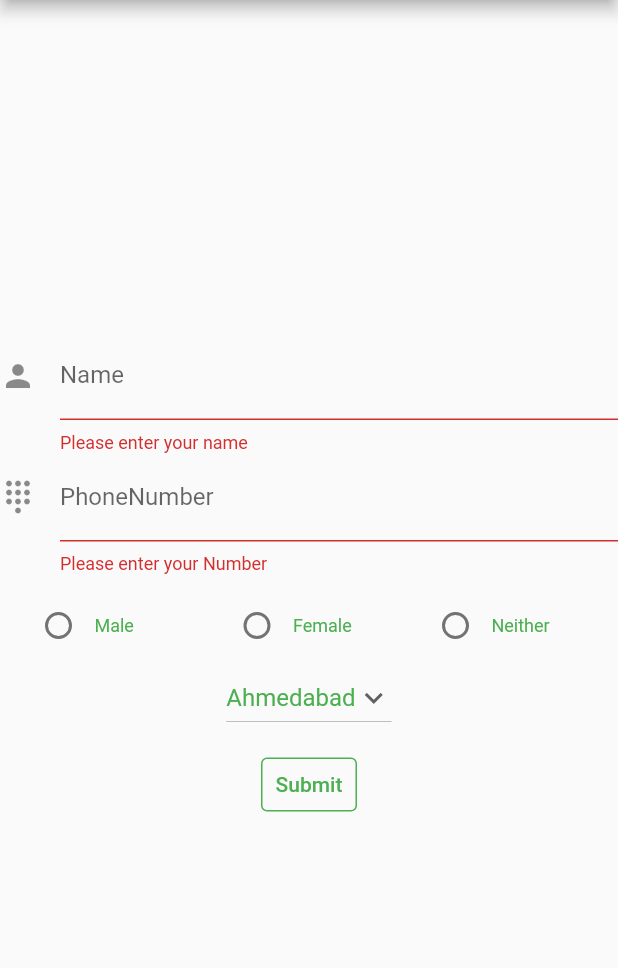
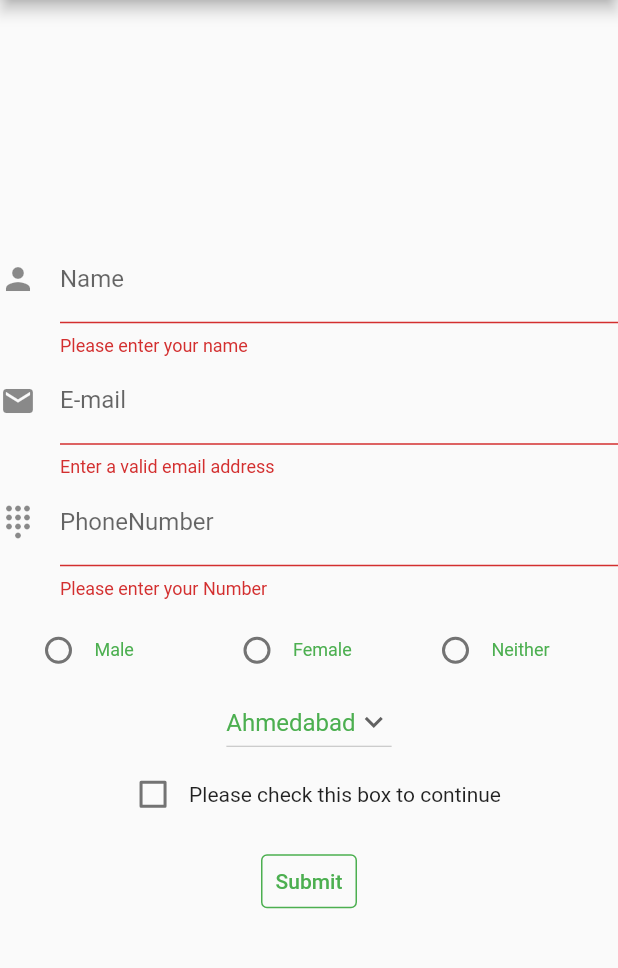
Before and after one commit to meetamin-19/form, a Flutter app: the screen it shows after launch, after a tap on "Submit", on a phone screen of 412 x 824 dp, the part 84-1052 px from its top. Run offline on Flutter 3.47's test engine with Material 2 defaults, Android fonts, the phone set to English and light mode, and no system bars.

```diff
--- a/lib/main.dart
+++ b/lib/main.dart
@@ -1,5 +1,6 @@
 
 import 'package:flutter/material.dart';
+import 'package:flutter/services.dart';
 import 'package:form/secondpage.dart';
 
 import 'models/information.dart';
@@ -40,14 +41,29 @@ class _MyHomePageState extends State<MyHomePage> {
   String dropdownValue = 'Ahmedabad';
   late String name;
   late String number;
+  late String email;
   bool _showError = false;
   final _formKey = GlobalKey<FormState>();
   var items = ["Ahmedabad", "Surat", "Vadodara"];
-
+   bool _ischecked = false;
+  bool _showErrorchckbx = false;
   void _handleGenderChange(String? value) {
     setState(() {
       gender = value!;
     });
+  }
+
+  String? validateEmail(String? value) {
+    // String pattern =
+    //     r"^[a-zA-Z0-9.!#$%&'*+/=?^_`{|}~-]+@[a-zA-Z0-9](?:[a-zA-Z0-9-]"
+    //     r"{0,253}[a-zA-Z0-9])?(?:\.[a-zA-Z0-9](?:[a-zA-Z0-9-]"
+    //     r"{0,253}[a-zA-Z0-9])?)*$";
+    String pattern = "^[a-zA-Z0-9+_.-]+@[a-zA-Z0-9.-]+\$";
+    RegExp regex = RegExp(pattern);
+    if (value == null || value.isEmpty || !regex.hasMatch(value))
+      return 'Enter a valid email address';
+    else
+      return null;
   }
 
   @override
@@ -58,6 +74,7 @@ class _MyHomePageState extends State<MyHomePage> {
       ),
       body: SafeArea(
         child: Center(
+          child: SingleChildScrollView(
             child: Form(
               key: _formKey,
               child: Column(
@@ -79,7 +96,20 @@ class _MyHomePageState extends State<MyHomePage> {
                     },
                   ),
                   TextFormField(
+                    // autovalidateMode: AutovalidateMode.onUserInteraction,
+                    decoration: const InputDecoration(
+                        icon: Icon(Icons.email),
+                        hintText: 'abc@email.com',
+                        labelText: 'E-mail'),
+                    onChanged: (value) {
+                      email = value;
+                    },
+                    validator: (value) => validateEmail(value!)
+                  ),
+                  TextFormField(
+                    // autovalidateMode: AutovalidateMode.always,
                     keyboardType: TextInputType.number,
+                      inputFormatters: [FilteringTextInputFormatter.digitsOnly],
                       decoration: const InputDecoration(
                           icon: Icon(Icons.dialpad),
                           hintText: 'Enter your Number',
@@ -91,7 +121,7 @@ class _MyHomePageState extends State<MyHomePage> {
                         if (value == null || value.isEmpty) {
                           return "Please enter your Number";
                         }
-                      if (value.length < 10) {
+                        if (value.length < 10 ) {
                           return "Please enter a valid Number";
                         }
                       }),
@@ -172,7 +202,22 @@ class _MyHomePageState extends State<MyHomePage> {
                         setState(() {
                           dropdownValue = value!;
                         });
+                      }
+                      ),
+                  Row(
+                    mainAxisAlignment: MainAxisAlignment.center,
+                    children: [
+                      Checkbox(value: _ischecked,onChanged: (value) {
+                        setState(() {
+                          _ischecked = value!;
+                          if(_ischecked) _showErrorchckbx = false;
+                        });
                       }),
+                      const Text("Please check this box to continue")
+                    ],
+                  ),
+                  _showErrorchckbx ?
+                      Text("Please check the above box to Continue ",style: TextStyle(color: Colors.red),):Container(),
                   Padding(
                     padding: const EdgeInsets.only(top: 10.0),
                     child: TextButton(
@@ -186,6 +231,10 @@ class _MyHomePageState extends State<MyHomePage> {
                                 gender: gender);
                             if (gender == "null") {
                               _showError = true;
+                              return;
+                            }
+                            if(_ischecked == false) {
+                              _showErrorchckbx = true;
                               return;
                             }
                             Navigator.pushNamed(context, '/second_page',
@@ -203,6 +252,7 @@ class _MyHomePageState extends State<MyHomePage> {
             ),
           ),
         ),
+      ),
     );
   }
 }
--- a/lib/secondpage.dart
+++ b/lib/secondpage.dart
@@ -1,19 +1,19 @@
 import 'package:flutter/material.dart';
 
-import 'models/information.dart';
+import './models/information.dart';
 
 class SecondPage extends StatelessWidget {
   const SecondPage({Key? key}) : super(key: key);
 
   @override
   Widget build(BuildContext context) {
-    Info person = ModalRoute.of(context)!.settings.arguments as Info;
+    var person = ModalRoute.of(context)!.settings.arguments as Info;
     return Scaffold(
       appBar: AppBar(
-        title: Text("Second Page"
+        title: const Text("Second Page"
         ),
       ),
-        body: Container(
+        body: SizedBox(
           width: double.infinity,
           child: Column(
             mainAxisAlignment: MainAxisAlignment.center,
```
Lines whose indentation alone changed are shown as unchanged.
